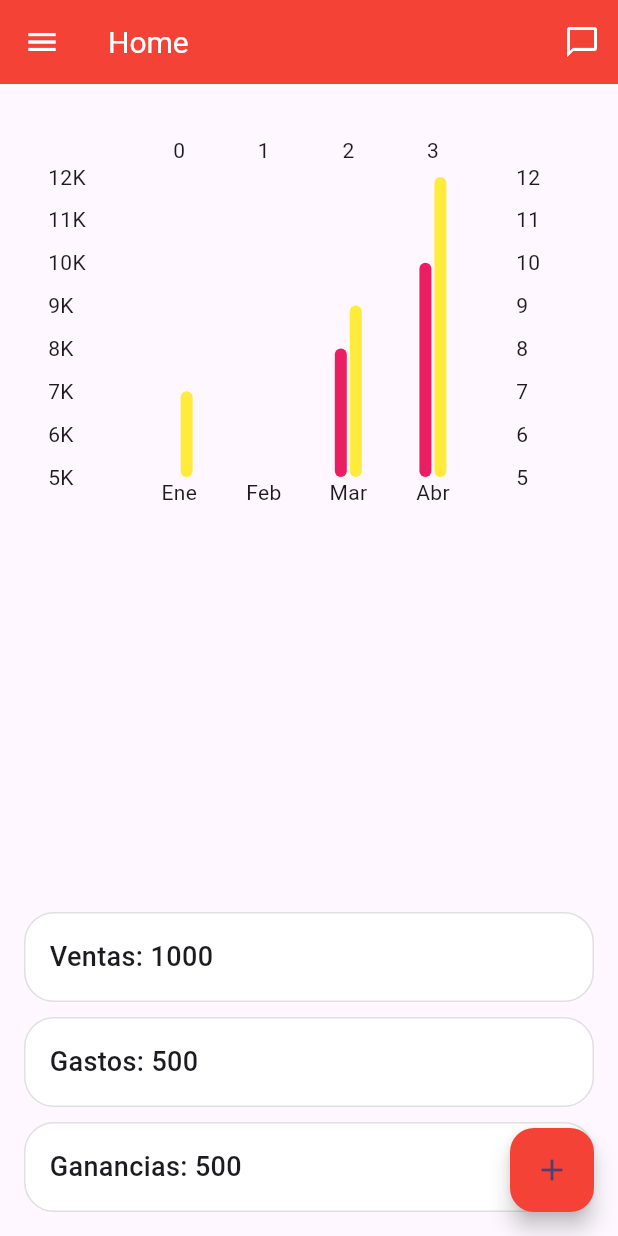
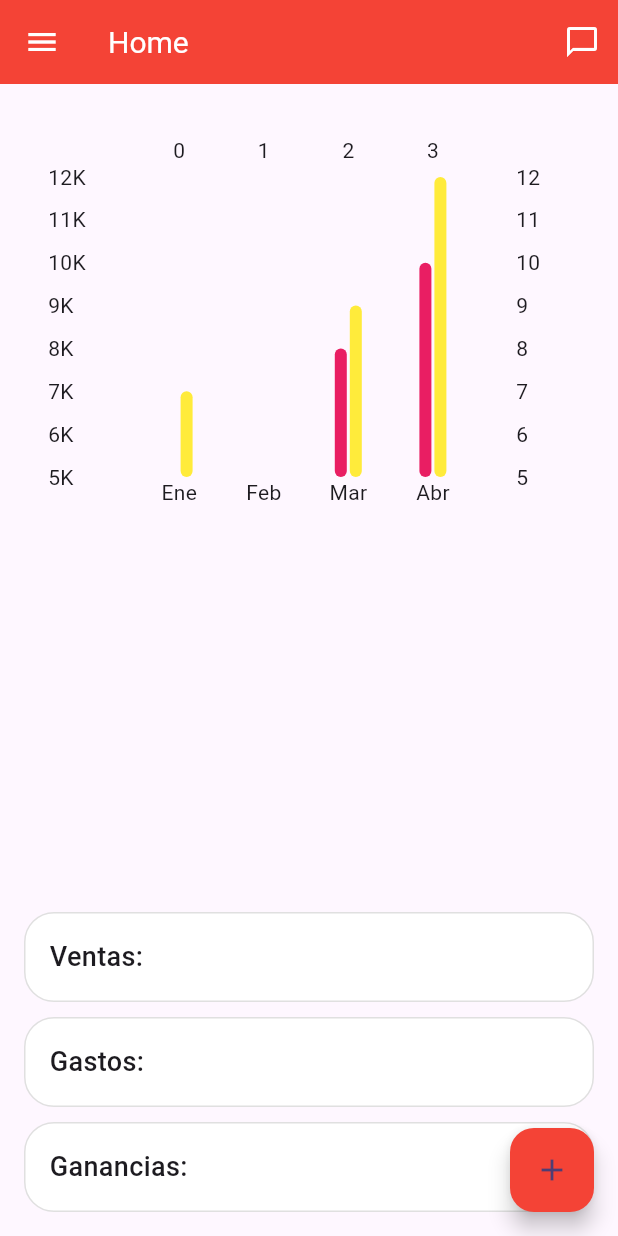
Before and after one commit to marlonbossa09/red_snack_gestion, a Flutter app: the HomeScreen screen opened directly, on a phone screen of 412 x 824 dp. Run offline on Flutter 3.47's test engine with Material 3 defaults, Android fonts, the phone set to English and light mode, and no system bars; drawn by our look-alikes of fl_chart.

Commit message:
agregando cambios en el home

```diff
--- a/lib/app/pages/home.dart
+++ b/lib/app/pages/home.dart
@@ -20,13 +20,13 @@ class HomeScreen extends StatelessWidget {
             const Expanded(
               child: TransaccionesEstado(),
             ),
-            const SizedBox(height: 20),
+            const SizedBox(height: 5),
             // Tarjetas con ventas, gastos, ganancias
-            _buildInfoCard('Ventas: 1000'),
+            _buildInfoCard('Ventas:'),
             const SizedBox(height: 10),
-            _buildInfoCard('Gastos: 500'),
+            _buildInfoCard('Gastos: '),
             const SizedBox(height: 10),
-            _buildInfoCard('Ganancias: 500'),
+            _buildInfoCard('Ganancias: '),
           ],
         ),
       ),
```
